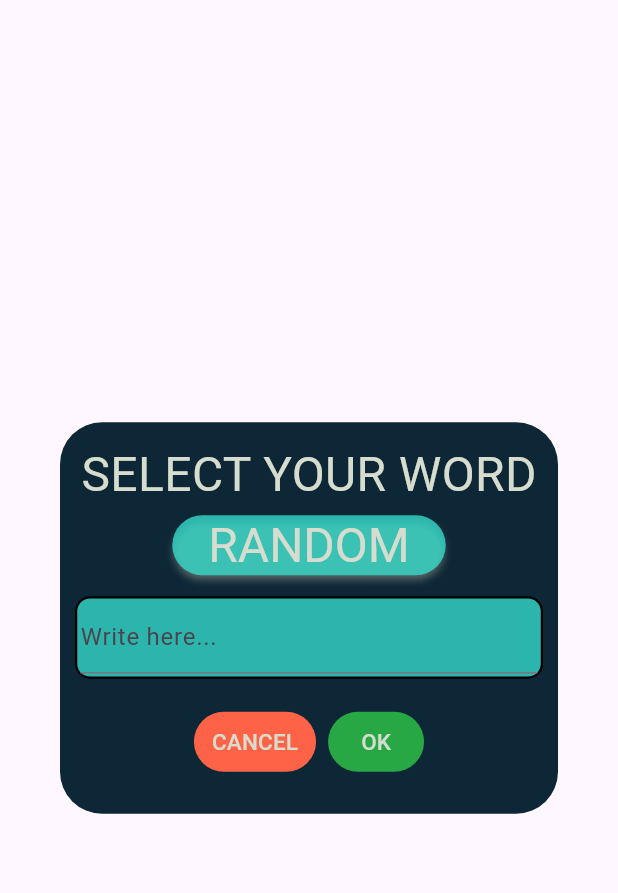
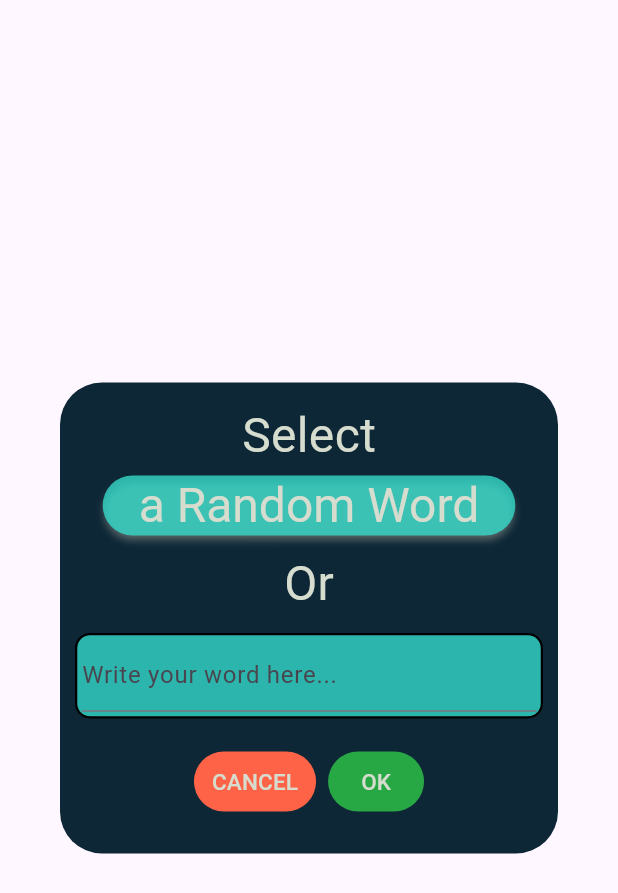
Before and after one commit to Kyllian404/MemoryApp, a Flutter app: the MemoryModal widget shown alone on an empty page, opened directly with empty values, on a phone screen of 412 x 824 dp. Shown: the top 893 px of the screen. Run offline on Flutter 3.47's test engine with Material 3 defaults, Android fonts, the phone set to English and light mode, and no system bars; our stand-ins replace flutter_riverpod, freezed_annotation, google_fonts, riverpod_annotation, sembast; missing offline and left inert: dart:ffi; generated files the repository leaves out were written again; Roboto replaces fonts that are missing (Koulen).

Commit message:
Commentaires + changements textes UI

```diff
--- a/lib/src/features/memory/presentation/components/memory_modal.dart
+++ b/lib/src/features/memory/presentation/components/memory_modal.dart
@@ -80,7 +80,7 @@ class _MemoryModalState extends ConsumerState<MemoryModal> {
       List<Widget> _buildWordSelection() {
         return [
           Text(
-            'SELECT YOUR WORD',
+            'Select',
             style: GoogleFonts.koulen(
               color: AppColors.colorTxt,
               fontSize: 32,
@@ -102,7 +102,17 @@ class _MemoryModalState extends ConsumerState<MemoryModal> {
               print('Random word press');
             },
             child: Text(
-              'RANDOM',
+              'a Random Word',
+              style: GoogleFonts.koulen(
+                color: AppColors.colorTxt,
+                fontSize: 32,
+              ),
+            ),
+          ),
+          Padding(
+            padding: const EdgeInsetsDirectional.only(top: 5.0),
+            child: Text(
+              'Or',
               style: GoogleFonts.koulen(
                 color: AppColors.colorTxt,
                 fontSize: 32,
@@ -112,7 +122,7 @@ class _MemoryModalState extends ConsumerState<MemoryModal> {
           Padding(
             padding: const EdgeInsets.all(10.0),
             child: Container(
-              padding: const EdgeInsets.all(2),
+              padding: const EdgeInsets.all(3),
               decoration: BoxDecoration(
                 color: AppColors.fondBtn,
                 borderRadius: BorderRadius.circular(10),
@@ -120,7 +130,7 @@ class _MemoryModalState extends ConsumerState<MemoryModal> {
               ),
               child: TextField(
                 controller: _wordController,
-                decoration: const InputDecoration(hintText: "Write here..."),
+                decoration: const InputDecoration(hintText: "Write your word here..."),
               ),
             ),
           ),
@@ -177,7 +187,7 @@ class _MemoryModalState extends ConsumerState<MemoryModal> {
       List<Widget> _buildShowWord() {
         return [
           Text(
-            '$remainingTime',
+            '$remainingTime s',
             style: GoogleFonts.koulen(
               color: Colors.red, // Couleur rouge comme demandé
               fontSize: 32,
--- a/lib/src/features/memory/presentation/components/word_selection_modal.dart
+++ b/lib/src/features/memory/presentation/components/word_selection_modal.dart
@@ -3,6 +3,7 @@ import 'package:flutter/material.dart';
 class WordSelectionModal extends StatelessWidget {
   WordSelectionModal({super.key, required this.selectDateTime});
 
+  //! TODO A vérifier si il sert ce fichier
   final _textFieldController = TextEditingController();
   final DateTime selectDateTime;
 
--- a/lib/src/features/memory/presentation/list_memory_page.dart
+++ b/lib/src/features/memory/presentation/list_memory_page.dart
@@ -4,6 +4,7 @@ import 'package:memoryapp/src/constants/app_colors.dart';
 import 'package:memoryapp/src/features/memory/application/providers/memo_providers.dart';
 import 'package:flutter_riverpod/flutter_riverpod.dart';
 import 'package:memoryapp/src/features/memory/presentation/controllers/memory_controller.dart';
+import 'package:intl/intl.dart';
 
 class ListMemoryPage extends ConsumerWidget {
   const ListMemoryPage({super.key});
@@ -31,8 +32,7 @@ class ListMemoryPage extends ConsumerWidget {
               onPressed: () {
                 controller.cleanChallenge();
                 ScaffoldMessenger.of(context).showSnackBar(const SnackBar(
-                    content:
-                        Text('Ce btn sert à la suppresion de la liste.')));
+                    content: Text('Ce btn sert à la suppresion de la liste.')));
               },
               icon: const Icon(Icons.settings))
         ],
@@ -54,6 +54,8 @@ class ListMemoryPage extends ConsumerWidget {
                 padding: const EdgeInsets.all(8.0),
                 itemCount: data.length,
                 itemBuilder: (context, index) {
+
+                  //DateTime time = data[index].datetimeUser;
                   print('Item $index: ${data[index]} + ${data.length}');
                   return Padding(
                     padding: EdgeInsets.only(top: .0),
@@ -74,7 +76,7 @@ class ListMemoryPage extends ConsumerWidget {
                         child: Column(
                           children: [
                             Text(
-                              "Random $index",
+                              "Challenge ${index + 1}",
                               style: GoogleFonts.quicksand(
                                   color: AppColors.colorTxt,
                                   fontSize: 22,
@@ -82,7 +84,7 @@ class ListMemoryPage extends ConsumerWidget {
                               textAlign: TextAlign.center,
                             ),
                             Text(
-                              "Guess in : _time_",
+                              "Guess in : formattedTime",
                               style: GoogleFonts.quicksand(
                                   color: AppColors.colorTxt,
                                   fontSize: 22,
--- a/pubspec.yaml
+++ b/pubspec.yaml
@@ -20,6 +20,7 @@ dependencies:
   sembast: ^3.5.0+1
   path_provider: ^2.1.1
   json_annotation: ^4.0.0
+  intl: ^0.17.0
 
 dev_dependencies:
   flutter_test:
```
Also changed, not shown: pubspec.lock.
